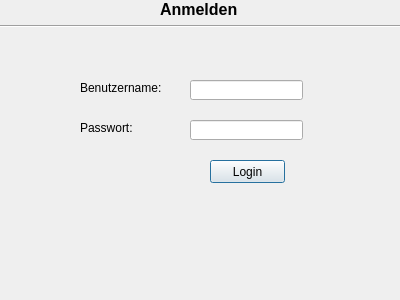
Before: the Qt Designer form ZitatErfassung/frmanmelden.ui in TrialAnd404/MyRepo, drawn with Qt 5.
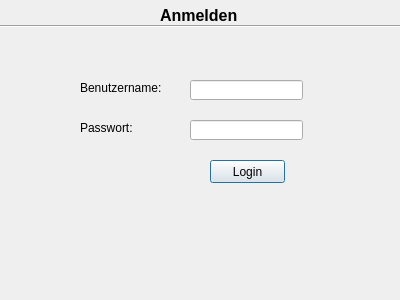
After: the same form once the commit is applied.

The edit to the form file:
```diff
--- a/ZitatErfassung/frmanmelden.ui
+++ b/ZitatErfassung/frmanmelden.ui
@@ -91,7 +91,7 @@
      <x>160</x>
      <y>0</y>
      <width>111</width>
-     <height>16</height>
+     <height>31</height>
     </rect>
    </property>
    <property name="text">
```
